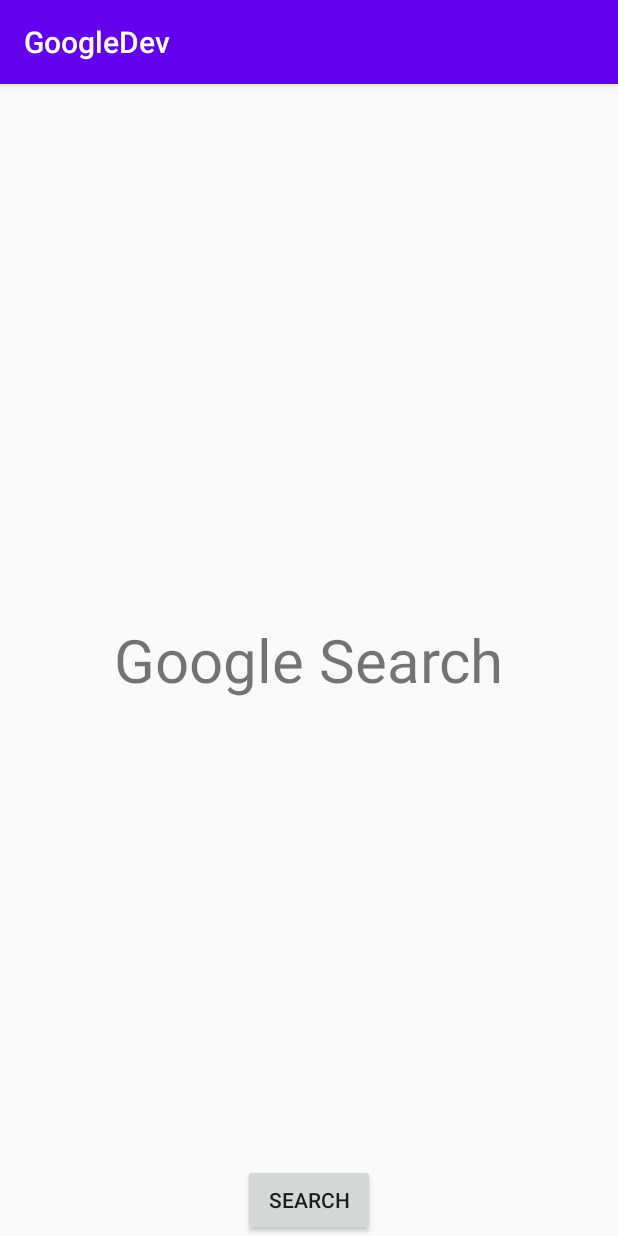
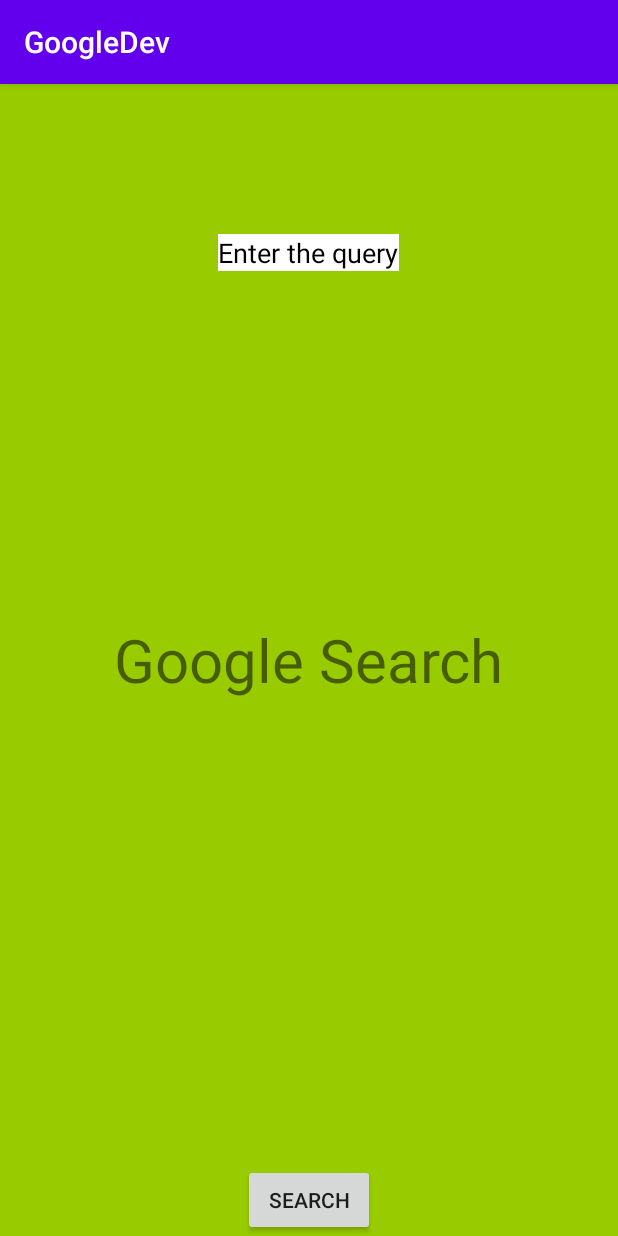
Before and after one commit to anantcodes/GoogleDev, an Android app: the screen it shows after launch (MainActivity), on a phone screen of 412 x 824 dp. Run offline under Robolectric (Android 15) with nearby library versions, the phone set to English and light mode, and no system bars.

Commit message:
initial commit message

```diff
--- a/app/src/main/res/layout/activity_main.xml
+++ b/app/src/main/res/layout/activity_main.xml
@@ -4,7 +4,8 @@
     xmlns:tools="http://schemas.android.com/tools"
     android:layout_width="match_parent"
     android:layout_height="match_parent"
-    tools:context=".MainActivity">
+    tools:context=".MainActivity"
+    android:background="@android:color/holo_green_light">
 
 
     <TextView
@@ -13,6 +14,17 @@
         android:text="Google Search"
         android:layout_centerInParent="true"
         android:textSize="40sp"/>
+
+
+    <EditText
+        android:layout_width="wrap_content"
+        android:layout_height="wrap_content"
+        android:hint="Enter the query"
+        android:textColorHint="#000000"
+        android:layout_marginTop="100dp"
+        android:layout_centerHorizontal="true"
+        android:background="@android:color/white"/>
+
 
      <Button
          android:layout_width="wrap_content"
```
